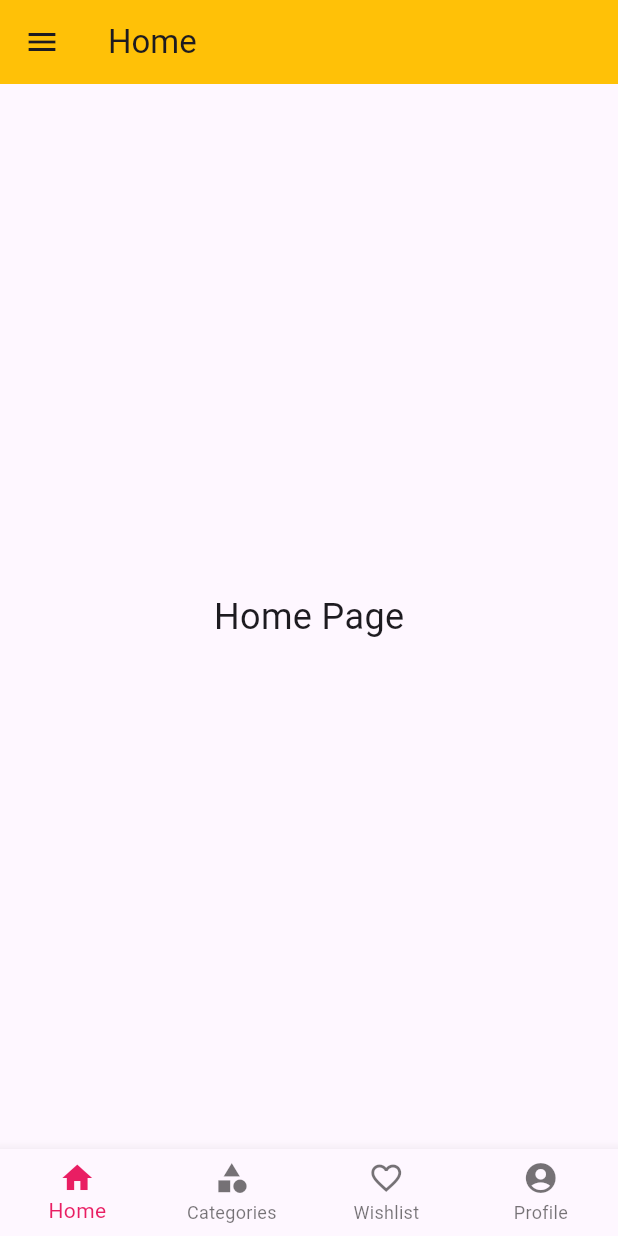
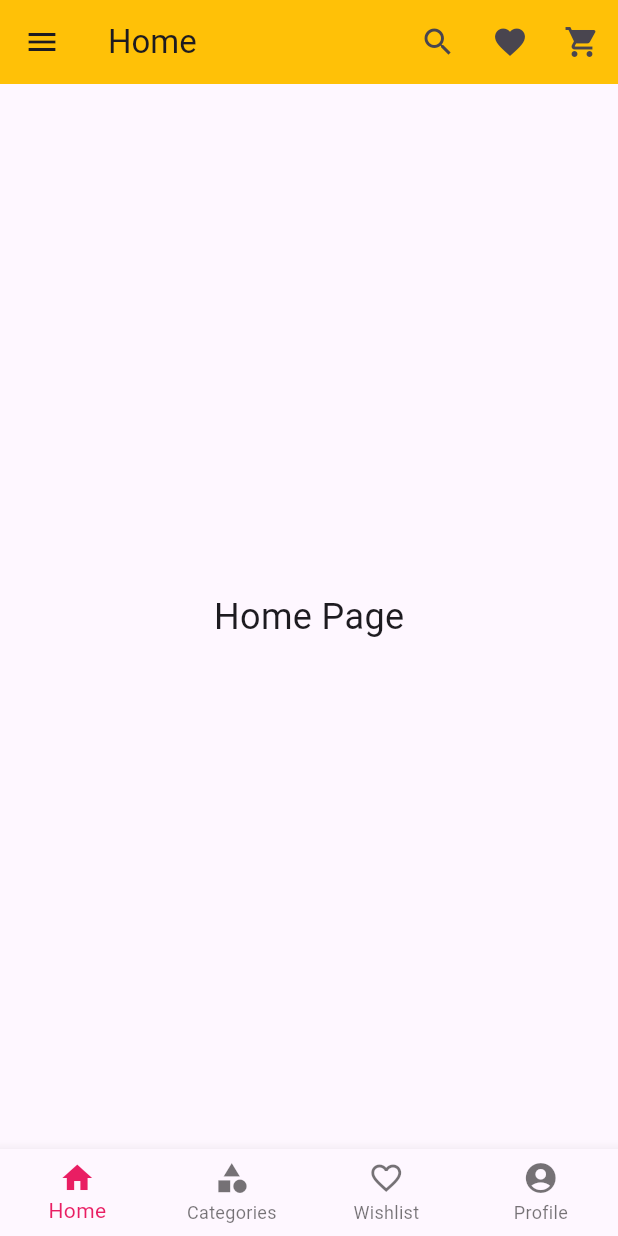
Before and after one commit to Jerickivan29/ChopyApp, a Flutter app: the screen it shows after launch, on a phone screen of 412 x 824 dp. Run offline on Flutter 3.47's test engine with Material 3 defaults, Android fonts, the phone set to English and light mode, and no system bars.

Commit message:
update_app

```diff
--- a/chopy_app/lib/main.dart
+++ b/chopy_app/lib/main.dart
@@ -35,6 +35,26 @@
       appBar: AppBar(
         backgroundColor: Colors.amber,
         title: const Text('Home'),
+        actions: [
+          IconButton(
+            icon: Icon(Icons.search),
+            onPressed: () {
+              // Add your onPressed code here!
+            },
+          ),
+          IconButton(
+            icon: Icon(Icons.favorite),
+            onPressed: () {
+              // Add your onPressed code here!
+            },
+          ),
+          IconButton(
+            icon: Icon(Icons.shopping_cart),
+            onPressed: () {
+              // Add your onPressed code here!
+            },
+          ),
+        ],
       ),
       body: _pages[_currentIndex],
       drawer: Drawer(
```
